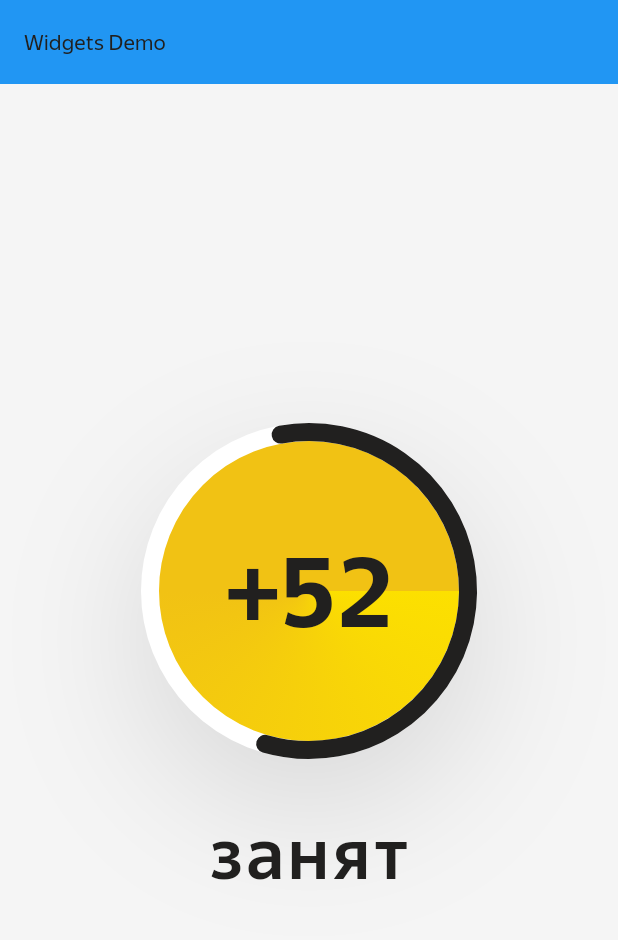
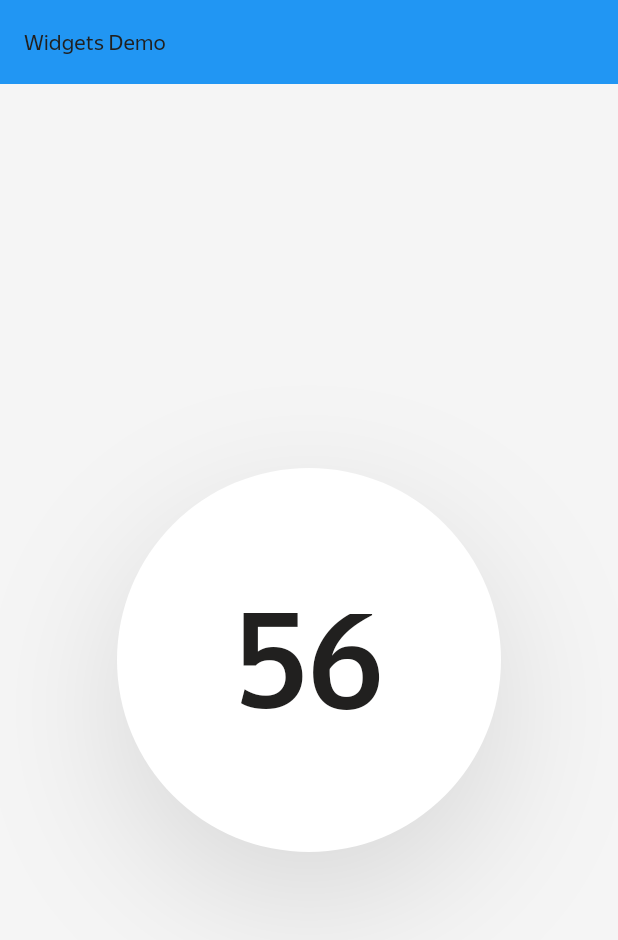
Before and after one commit to ChabanovX/alice-sdk, a Flutter app: the screen it shows after launch, on a phone screen of 412 x 824 dp. Shown: the top 940 px of the screen. Run offline on Flutter 3.47's test engine with Material 3 defaults, Android fonts, the phone set to English and light mode, and no system bars; our stand-ins replace flutter_svg, just_audio, rxdart; project files that could hold a hidden picture were left out.

Commit message:
added CurrentSpeedWidget

```diff
--- a/mobile/lib/main.dart
+++ b/mobile/lib/main.dart
@@ -27,7 +27,7 @@ class MainApp extends StatelessWidget {
             children: [
               Transform.scale(
                 scale: 4.0,
-                child: const ControlOnlineWidget(employment: 52),
+                child: const CurrentSpeedWidget(currentSpeed: 56),
               ),
             ],
           ),
--- /dev/null
+++ b/mobile/lib/widgets/speed/current_speed_widget.dart
@@ -0,0 +1,39 @@
+import 'package:flutter/material.dart';
+
+/// Виджет offline с концентрическими кругами
+class CurrentSpeedWidget extends StatelessWidget {
+  final int currentSpeed;
+
+  const CurrentSpeedWidget({super.key, required this.currentSpeed});
+
+  @override
+  Widget build(BuildContext context) {
+    final theme = Theme.of(context);
+    final colorScheme = theme.colorScheme;
+
+    return Container(
+      width: 64,
+      height: 64,
+      decoration: BoxDecoration(
+        color: colorScheme.surface,
+        shape: BoxShape.circle,
+        boxShadow: [
+          BoxShadow(
+            color: theme.colorScheme.shadow,
+            offset: Offset(0, 8),
+            blurRadius: 20,
+          ),
+        ],
+      ),
+      child: Center(
+        child: Text(
+          currentSpeed.toString(),
+          style: theme.textTheme.titleLarge?.copyWith(
+            color: colorScheme.onSurface,
+            fontWeight: FontWeight.w500,
+          ),
+        ),
+      ),
+    );
+  }
+}
--- a/mobile/lib/widgets/widgets.dart
+++ b/mobile/lib/widgets/widgets.dart
@@ -4,3 +4,4 @@ export 'passenger_stop/passenger_stop_widget2.dart';
 export 'passenger_stop/passenger_stop_widget3.dart';
 export 'control/control_offline_widget.dart';
 export 'control/control_online_widget.dart';
+export 'speed/current_speed_widget.dart';
```
Also changed, not shown: mobile/lib/widgets/examples/control_online.svg (deleted).
